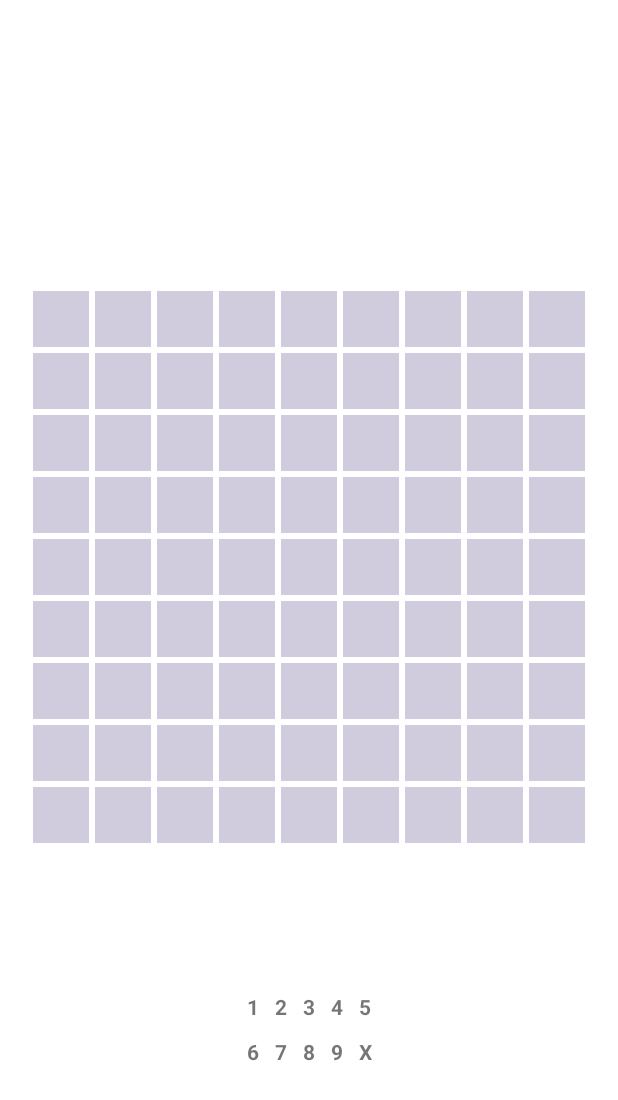
After one commit to Shahad-Kadhim/Sudoku, an Android app: the Game screen opened directly, with no data from a screen before it, on a phone screen of 412 x 824 dp. The commit adds this screen. Shown: the top 1100 px of the screen. Run offline under Robolectric (Android 15) with nearby library versions, the phone set to English and light mode, and no system bars.

Commit message:
design ui

```diff
--- a/app/build.gradle
+++ b/app/build.gradle
@@ -30,6 +30,9 @@ android {
     kotlinOptions {
         jvmTarget = '1.8'
     }
+    viewBinding {
+        enabled = true
+    }
 }
 
 dependencies {
--- a/app/src/main/AndroidManifest.xml
+++ b/app/src/main/AndroidManifest.xml
@@ -9,6 +9,7 @@
         android:roundIcon="@mipmap/ic_launcher_round"
         android:supportsRtl="true"
         android:theme="@style/Theme.Sudoku">
+        <activity android:name=".Game"></activity>
         <activity android:name=".MainActivity">
             <intent-filter>
                 <action android:name="android.intent.action.MAIN" />
--- /dev/null
+++ b/app/src/main/java/com/example/sudoku/Game.kt
@@ -0,0 +1,18 @@
+package com.example.sudoku
+
+import android.content.Intent
+import androidx.appcompat.app.AppCompatActivity
+import android.os.Bundle
+import android.view.View
+
+class Game : AppCompatActivity() {
+    override fun onCreate(savedInstanceState: Bundle?) {
+        super.onCreate(savedInstanceState)
+        setContentView(R.layout.activity_game)
+    }
+    fun goToHome(v: View){
+        startActivity(Intent(this,MainActivity::class.java))
+        finish()
+    }
+
+}
--- a/app/src/main/java/com/example/sudoku/MainActivity.kt
+++ b/app/src/main/java/com/example/sudoku/MainActivity.kt
@@ -1,11 +1,18 @@
 package com.example.sudoku
 
+import android.content.Intent
 import androidx.appcompat.app.AppCompatActivity
 import android.os.Bundle
+import com.example.sudoku.databinding.ActivityMainBinding
 
 class MainActivity : AppCompatActivity() {
+    lateinit var binding :ActivityMainBinding
     override fun onCreate(savedInstanceState: Bundle?) {
         super.onCreate(savedInstanceState)
-        setContentView(R.layout.activity_main)
+        binding= ActivityMainBinding.inflate(layoutInflater)
+        setContentView(binding.root)
+        binding.play.setOnClickListener {
+            startActivity(Intent(this,Game::class.java))
+        }
     }
 }
--- /dev/null
+++ b/app/src/main/res/drawable/buttton.xml
@@ -0,0 +1,5 @@
+<?xml version="1.0" encoding="utf-8"?>
+<shape xmlns:android="http://schemas.android.com/apk/res/android">
+<corners android:radius="120dp"/>
+    <solid android:color="@color/black"/>
+</shape>
--- /dev/null
+++ b/app/src/main/res/drawable/ic_baseline_home_24.xml
@@ -0,0 +1,10 @@
+<vector xmlns:android="http://schemas.android.com/apk/res/android"
+    android:width="24dp"
+    android:height="24dp"
+    android:viewportWidth="24"
+    android:viewportHeight="24"
+    android:tint="?attr/colorControlNormal">
+  <path
+      android:fillColor="@android:color/white"
+      android:pathData="M10,20v-6h4v6h5v-8h3L12,3 2,12h3v8z"/>
+</vector>
--- /dev/null
+++ b/app/src/main/res/layout/activity_game.xml
@@ -0,0 +1,492 @@
+<?xml version="1.0" encoding="utf-8"?>
+<androidx.constraintlayout.widget.ConstraintLayout xmlns:android="http://schemas.android.com/apk/res/android"
+    xmlns:app="http://schemas.android.com/apk/res-auto"
+    xmlns:tools="http://schemas.android.com/tools"
+    android:layout_width="match_parent"
+    android:layout_height="match_parent"
+    tools:context=".Game">
+
+    <GridLayout
+        android:id="@+id/grid"
+        android:layout_width="wrap_content"
+        android:layout_height="wrap_content"
+        android:columnCount="9"
+        android:rowCount="9"
+        android:layout_marginTop="100dp"
+        android:layout_marginHorizontal="16dp"
+        app:layout_constraintBottom_toTopOf="@id/numbers"
+        app:layout_constraintEnd_toEndOf="parent"
+        app:layout_constraintStart_toStartOf="parent"
+        app:layout_constraintTop_toTopOf="parent">
+
+        <TextView
+            android:id="@+id/r1c1"
+            style="@style/filed"
+            android:background="#D1CCDD" />
+
+        <TextView
+            android:id="@+id/r1c2"
+            style="@style/filed"
+            android:background="#D1CCDD" />
+
+        <TextView
+            android:id="@+id/r1c3"
+            style="@style/filed"
+            android:background="#D1CCDD" />
+
+        <TextView
+            android:id="@+id/r1c4"
+            style="@style/filed"
+            android:background="#D1CCDD" />
+
+        <TextView
+            android:id="@+id/r1c5"
+            style="@style/filed"
+            android:background="#D1CCDD" />
+
+        <TextView
+            android:id="@+id/r1c6"
+            style="@style/filed"
+            android:background="#D1CCDD" />
+
+        <TextView
+            android:id="@+id/r1c7"
+            style="@style/filed"
+            android:background="#D1CCDD" />
+
+        <TextView
+            android:id="@+id/r1c8"
+            style="@style/filed"
+            android:background="#D1CCDD" />
+
+        <TextView
+            android:id="@+id/r1c9"
+            style="@style/filed"
+            android:background="#D1CCDD" />
+
+        <TextView
+            android:id="@+id/r2c1"
+            style="@style/filed"
+            android:background="#D1CCDD" />
+
+        <TextView
+            android:id="@+id/r2c2"
+            style="@style/filed"
+            android:background="#D1CCDD" />
+
+        <TextView
+            android:id="@+id/r2c3"
+            style="@style/filed"
+            android:background="#D1CCDD" />
+
+        <TextView
+            android:id="@+id/r2c4"
+            style="@style/filed"
+            android:background="#D1CCDD" />
+
+        <TextView
+            android:id="@+id/r2c5"
+            style="@style/filed"
+            android:background="#D1CCDD" />
+
+        <TextView
+            android:id="@+id/r2c6"
+            style="@style/filed"
+            android:background="#D1CCDD" />
+
+        <TextView
+            android:id="@+id/r2c7"
+            style="@style/filed"
+            android:background="#D1CCDD" />
+
+        <TextView
+            android:id="@+id/r2c8"
+            style="@style/filed"
+            android:background="#D1CCDD" />
+
+        <TextView
+            android:id="@+id/r2c9"
+            style="@style/filed"
+            android:background="#D1CCDD" />
+
+        <TextView
+            android:id="@+id/r3c1"
+            style="@style/filed"
+            android:background="#D1CCDD" />
+
+        <TextView
+            android:id="@+id/r3c2"
+            style="@style/filed"
+            android:background="#D1CCDD" />
+
+        <TextView
+            android:id="@+id/r3c3"
+            style="@style/filed"
+            android:background="#D1CCDD" />
+
+        <TextView
+            android:id="@+id/r3c4"
+            style="@style/filed"
+            android:background="#D1CCDD" />
+
+        <TextView
+            android:id="@+id/r3c5"
+            style="@style/filed"
+            android:background="#D1CCDD" />
+
+        <TextView
+            android:id="@+id/r3c6"
+            style="@style/filed"
+            android:background="#D1CCDD" />
+
+        <TextView
+            android:id="@+id/r3c7"
+            style="@style/filed"
+            android:background="#D1CCDD" />
+
+        <TextView
+            android:id="@+id/r3c8"
+            style="@style/filed"
+            android:background="#D1CCDD" />
+
+        <TextView
+            android:id="@+id/r3c9"
+            style="@style/filed"
+            android:background="#D1CCDD" />
+        <TextView
+            android:id="@+id/r4c1"
+            style="@style/filed"
+            android:background="#D1CCDD" />
+
+        <TextView
+            android:id="@+id/r4c2"
+            style="@style/filed"
+            android:background="#D1CCDD" />
+
+        <TextView
+            android:id="@+id/r4c3"
+            style="@style/filed"
+            android:background="#D1CCDD" />
+
+        <TextView
+            android:id="@+id/r4c4"
+            style="@style/filed"
+            android:background="#D1CCDD" />
+
+        <TextView
+            android:id="@+id/r4c5"
+            style="@style/filed"
+            android:background="#D1CCDD" />
+
+        <TextView
+            android:id="@+id/r4c6"
+            style="@style/filed"
+            android:background="#D1CCDD" />
+
+        <TextView
+            android:id="@+id/r4c7"
+            style="@style/filed"
+            android:background="#D1CCDD" />
+
+        <TextView
+            android:id="@+id/r4c8"
+            style="@style/filed"
+            android:background="#D1CCDD" />
+
+        <TextView
+            android:id="@+id/r4c9"
+            style="@style/filed"
+            android:background="#D1CCDD" />
+
+        <TextView
+            android:id="@+id/r5c1"
+            style="@style/filed"
+            android:background="#D1CCDD" />
+
+        <TextView
+            android:id="@+id/r5c2"
+            style="@style/filed"
+            android:background="#D1CCDD" />
+
+        <TextView
+            android:id="@+id/r5c3"
+            style="@style/filed"
+            android:background="#D1CCDD" />
+
+        <TextView
+            android:id="@+id/r5c4"
+            style="@style/filed"
+            android:background="#D1CCDD" />
+
+        <TextView
+            android:id="@+id/r5c5"
+            style="@style/filed"
+            android:background="#D1CCDD" />
+
+        <TextView
+            android:id="@+id/r5c6"
+            style="@style/filed"
+            android:background="#D1CCDD" />
+
+        <TextView
+            android:id="@+id/r5c7"
+            style="@style/filed"
+            android:background="#D1CCDD" />
+
+        <TextView
+            android:id="@+id/r5c8"
+            style="@style/filed"
+            android:background="#D1CCDD" />
+
+        <TextView
+            android:id="@+id/r5c9"
+            style="@style/filed"
+            android:background="#D1CCDD" />
+
+        <TextView
+            android:id="@+id/r6c1"
+            style="@style/filed"
+            android:background="#D1CCDD" />
+
+        <TextView
+            android:id="@+id/r6c2"
+            style="@style/filed"
+            android:background="#D1CCDD" />
+
+        <TextView
+            android:id="@+id/r6c3"
+            style="@style/filed"
+            android:background="#D1CCDD" />
+
+        <TextView
+            android:id="@+id/r6c4"
+            style="@style/filed"
+            android:background="#D1CCDD" />
+
+        <TextView
+            android:id="@+id/r6c5"
+            style="@style/filed"
+            android:background="#D1CCDD" />
+
+        <TextView
+            android:id="@+id/r6c6"
+            style="@style/filed"
+            android:background="#D1CCDD" />
+
+        <TextView
+            android:id="@+id/r6c7"
+            style="@style/filed"
+            android:background="#D1CCDD" />
+
+        <TextView
+            android:id="@+id/r6c8"
+            style="@style/filed"
+            android:background="#D1CCDD" />
+
+        <TextView
+            android:id="@+id/r6c9"
+            style="@style/filed"
+            android:background="#D1CCDD" />
+        <TextView
+            android:id="@+id/r7c1"
+            style="@style/filed"
+            android:background="#D1CCDD" />
+
+        <TextView
+            android:id="@+id/r7c2"
+            style="@style/filed"
+            android:background="#D1CCDD" />
+
+        <TextView
+            android:id="@+id/r7c3"
+            style="@style/filed"
+            android:background="#D1CCDD" />
+
+        <TextView
+            android:id="@+id/r7c4"
+            style="@style/filed"
+            android:background="#D1CCDD" />
+
+        <TextView
+            android:id="@+id/r7c5"
+            style="@style/filed"
+            android:background="#D1CCDD" />
+
+        <TextView
+            android:id="@+id/r7c6"
+            style="@style/filed"
+            android:background="#D1CCDD" />
+
+        <TextView
+            android:id="@+id/r7c7"
+            style="@style/filed"
+            android:background="#D1CCDD" />
+
+        <TextView
+            android:id="@+id/r7c8"
+            style="@style/filed"
+            android:background="#D1CCDD" />
+
+        <TextView
+            android:id="@+id/r7c9"
+            style="@style/filed"
+            android:background="#D1CCDD" />
+
+        <TextView
+            android:id="@+id/r8c1"
+            style="@style/filed"
+            android:background="#D1CCDD" />
+
+        <TextView
+            android:id="@+id/r8c2"
+            style="@style/filed"
+            android:background="#D1CCDD" />
+
+        <TextView
+            android:id="@+id/r8c3"
+            style="@style/filed"
+            android:background="#D1CCDD" />
+
+        <TextView
+            android:id="@+id/r8c4"
+            style="@style/filed"
+            android:background="#D1CCDD" />
+
+        <TextView
+            android:id="@+id/r8c5"
+            style="@style/filed"
+            android:background="#D1CCDD" />
+
+        <TextView
+            android:id="@+id/r8c6"
+            style="@style/filed"
+            android:background="#D1CCDD" />
+
+        <TextView
+            android:id="@+id/r8c7"
+            style="@style/filed"
+            android:background="#D1CCDD" />
+
+        <TextView
+            android:id="@+id/r8c8"
+            style="@style/filed"
+            android:background="#D1CCDD" />
+
+        <TextView
+            android:id="@+id/r8c9"
+            style="@style/filed"
+            android:background="#D1CCDD" />
+
+        <TextView
+            android:id="@+id/r9c1"
+            style="@style/filed"
+            android:background="#D1CCDD" />
+
+        <TextView
+            android:id="@+id/r9c2"
+            style="@style/filed"
+            android:background="#D1CCDD" />
+
+        <TextView
+            android:id="@+id/r9c3"
+            style="@style/filed"
+            android:background="#D1CCDD" />
+
+        <TextView
+            android:id="@+id/r9c4"
+            style="@style/filed"
+            android:background="#D1CCDD" />
+
+        <TextView
+            android:id="@+id/r9c5"
+            style="@style/filed"
+            android:background="#D1CCDD" />
+
+        <TextView
+            android:id="@+id/r9c6"
+            style="@style/filed"
+            android:background="#D1CCDD" />
+
+        <TextView
+            android:id="@+id/r9c7"
+            style="@style/filed"
+            android:background="#D1CCDD" />
+
+        <TextView
+            android:id="@+id/r9c8"
+            style="@style/filed"
+            android:background="#D1CCDD" />
+
+        <TextView
+            android:id="@+id/r9c9"
+            style="@style/filed"
+            android:background="#D1CCDD" />
+
+
+    </GridLayout>
+    <GridLayout
+        android:id="@+id/numbers"
+        android:layout_width="wrap_content"
+        android:layout_height="wrap_content"
+        android:columnCount="5"
+        android:rowCount="2"
+        android:layout_marginBottom="16dp"
+        app:layout_constraintBottom_toBottomOf="parent"
+        app:layout_constraintEnd_toEndOf="@id/grid"
+        app:layout_constraintStart_toStartOf="@id/grid"
+        app:layout_constraintTop_toBottomOf="@id/grid">
+
+        <TextView
+            android:id="@+id/num_one"
+            style="@style/number"
+            android:text="1" />
+
+        <TextView
+            android:id="@+id/num_two"
+            style="@style/number"
+            android:text="2" />
+
+        <TextView
+            android:id="@+id/num_three"
+            style="@style/number"
+            android:text="3" />
+
+        <TextView
+            android:id="@+id/num_four"
+            style="@style/number"
+            android:text="4" />
+
+        <TextView
+            android:id="@+id/num_five"
+            style="@style/number"
+            android:text="5" />
+
+        <TextView
+            android:id="@+id/num_six"
+            style="@style/number"
+            android:text="6" />
+
+        <TextView
+            android:id="@+id/num_seven"
+            style="@style/number"
+            android:text="7" />
+
+        <TextView
+            android:id="@+id/num_eight"
+            style="@style/number"
+            android:text="8" />
+
+        <TextView
+            android:id="@+id/num_nine"
+            style="@style/number"
+            android:text="9" />
+
+        <TextView
+            android:id="@+id/delete"
+            style="@style/number"
+            android:text="X" />
+
+
+    </GridLayout>
+
+</androidx.constraintlayout.widget.ConstraintLayout>
--- a/app/src/main/res/layout/activity_main.xml
+++ b/app/src/main/res/layout/activity_main.xml
@@ -6,5 +6,29 @@
     android:layout_height="match_parent"
     tools:context=".MainActivity">
 
+    <ImageView
+        android:id="@+id/imageView"
+        android:layout_width="match_parent"
+        android:layout_height="300dp"
+        android:src="@drawable/sudokulogo"
+        app:layout_constraintVertical_chainStyle="packed"
+        app:layout_constraintBottom_toTopOf="@+id/play"
+        app:layout_constraintEnd_toEndOf="parent"
+        app:layout_constraintHorizontal_bias="0.5"
+        app:layout_constraintStart_toStartOf="parent"
+        app:layout_constraintTop_toTopOf="parent" />
 
+    <androidx.appcompat.widget.AppCompatButton
+        android:id="@+id/play"
+        android:layout_width="200dp"
+        android:layout_height="wrap_content"
+        android:background="@drawable/buttton"
+        android:fontFamily="sans-serif"
+        android:text="play"
+        android:textColor="@color/white"
+        app:layout_constraintBottom_toBottomOf="parent"
+        app:layout_constraintEnd_toEndOf="parent"
+        app:layout_constraintHorizontal_bias="0.5"
+        app:layout_constraintStart_toStartOf="parent"
+        app:layout_constraintTop_toBottomOf="@+id/imageView" />
 </androidx.constraintlayout.widget.ConstraintLayout>
--- /dev/null
+++ b/app/src/main/res/values/dimens.xml
@@ -0,0 +1,5 @@
+<?xml version="1.0" encoding="utf-8"?>
+<resources>
+    <dimen name="kk">37dp</dimen>
+    <dimen name="numbersize">60</dimen>
+</resources>
--- a/app/src/main/res/values/themes.xml
+++ b/app/src/main/res/values/themes.xml
@@ -13,4 +13,20 @@
         <item name="android:statusBarColor" tools:targetApi="l">?attr/colorPrimaryVariant</item>
         <!-- Customize your theme here. -->
     </style>
+    <style name="number">
+        <item name="android:layout_width">@dimen/numbersize</item>
+        <item name="android:layout_height">@dimen/numbersize</item>
+        <item name="android:gravity">center</item>
+        <item name="android:textStyle">bold</item>
+        <item name="android:layout_margin">5dp</item>
+        <item name="elevation">32dp</item>
+    </style>
+    <style name="filed">
+        <item name="android:layout_width">@dimen/kk</item>
+        <item name="android:layout_height">@dimen/kk</item>
+        <item name="android:gravity">center</item>
+        <item name="android:textStyle">bold</item>
+        <item name="android:layout_margin">2dp</item>
+        <item name="elevation">32dp</item>
+    </style>
 </resources>
```
